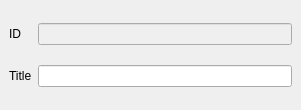
OpenSCAP/scap-workbench, file ui/ProfilePropertiesDockWidget.ui: the form before one commit.
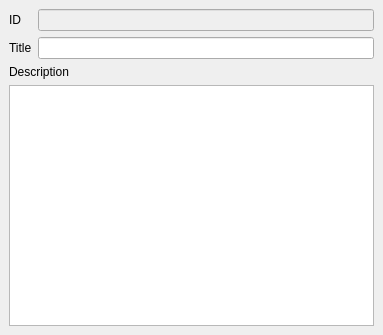
The form after the commit.

Commit message: Profile descriptions can be edited now

Diff of the .ui file:
```diff
--- a/ui/ProfilePropertiesDockWidget.ui
+++ b/ui/ProfilePropertiesDockWidget.ui
@@ -6,8 +6,8 @@
    <rect>
     <x>0</x>
     <y>0</y>
-    <width>301</width>
-    <height>110</height>
+    <width>383</width>
+    <height>335</height>
    </rect>
   </property>
   <property name="windowTitle">
@@ -22,9 +22,6 @@
       </property>
      </widget>
     </item>
-    <item row="1" column="1">
-     <widget class="QLineEdit" name="title"/>
-    </item>
     <item row="0" column="1">
      <widget class="QLineEdit" name="id">
       <property name="enabled">
@@ -42,6 +39,19 @@
       </property>
      </widget>
     </item>
+    <item row="1" column="1">
+     <widget class="QLineEdit" name="title"/>
+    </item>
+    <item row="2" column="0" colspan="2">
+     <widget class="QLabel" name="label_3">
+      <property name="text">
+       <string>Description</string>
+      </property>
+     </widget>
+    </item>
+    <item row="3" column="0" colspan="2">
+     <widget class="QTextEdit" name="description"/>
+    </item>
    </layout>
   </widget>
  </widget>
```
The commit also changes 3 other files.
